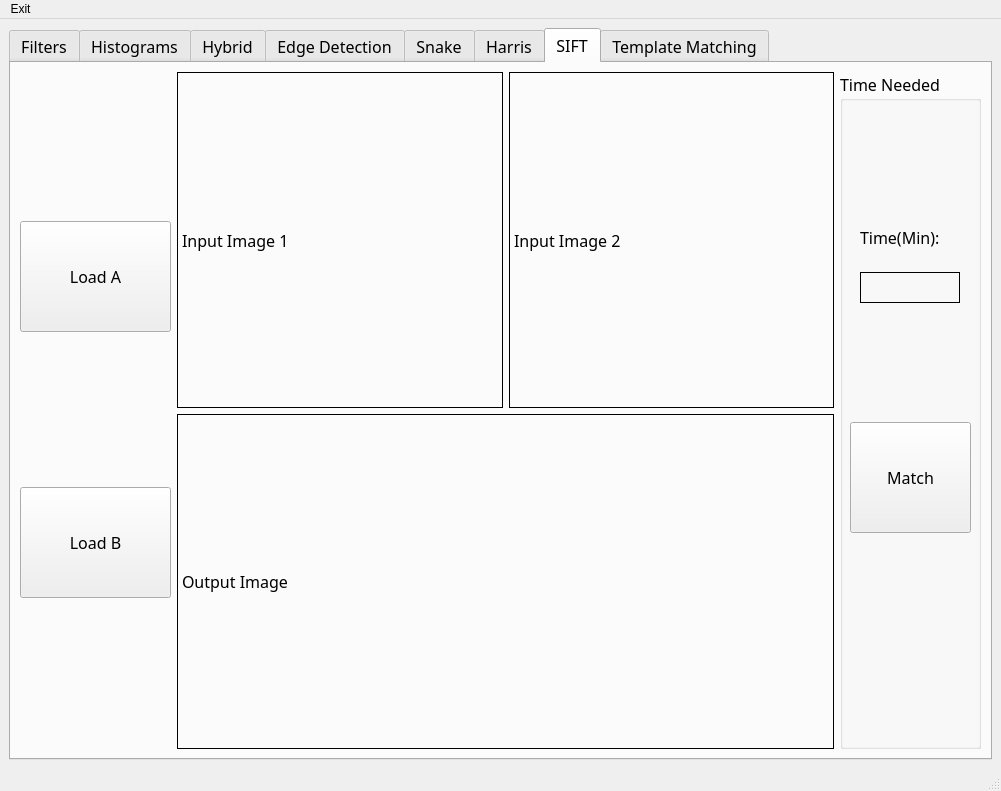
This is Task3/ImageView.ui in mennahamdy33/CV as Qt 5 draws it before an edit. The edited form follows.
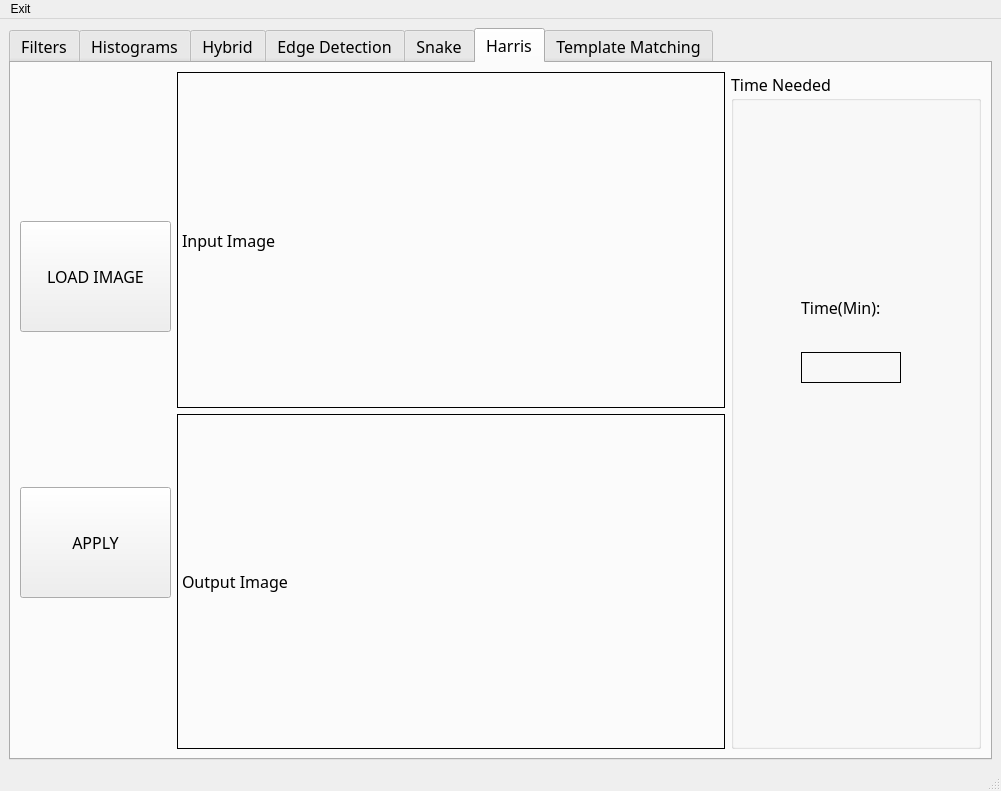
This is the edited form. The open tabs and pages were chosen to show the change. Custom widgets are drawn as their Qt base class.

```diff
--- a/Task3/ImageView.ui
+++ b/Task3/ImageView.ui
@@ -1068,243 +1068,15 @@
         </item>
        </layout>
       </widget>
-      <widget class="QWidget" name="sift">
-       <attribute name="title">
-        <string>SIFT</string>
-       </attribute>
-       <layout class="QGridLayout" name="gridLayout_8">
-        <item row="0" column="0">
-         <layout class="QHBoxLayout" name="horizontalLayout_19">
-          <item>
-           <layout class="QHBoxLayout" name="horizontalLayout_18">
-            <item>
-             <layout class="QVBoxLayout" name="verticalLayout_9">
-              <item>
-               <widget class="QPushButton" name="Load1Tab7">
-                <property name="sizePolicy">
-                 <sizepolicy hsizetype="Fixed" vsizetype="Fixed">
-                  <horstretch>0</horstretch>
-                  <verstretch>0</verstretch>
-                 </sizepolicy>
-                </property>
-                <property name="minimumSize">
-                 <size>
-                  <width>151</width>
-                  <height>111</height>
-                 </size>
-                </property>
-                <property name="maximumSize">
-                 <size>
-                  <width>151</width>
-                  <height>111</height>
-                 </size>
-                </property>
-                <property name="text">
-                 <string>Load A</string>
-                </property>
-               </widget>
-              </item>
-              <item>
-               <widget class="QPushButton" name="Load2Tab7">
-                <property name="sizePolicy">
-                 <sizepolicy hsizetype="Fixed" vsizetype="Fixed">
-                  <horstretch>0</horstretch>
-                  <verstretch>0</verstretch>
-                 </sizepolicy>
-                </property>
-                <property name="minimumSize">
-                 <size>
-                  <width>151</width>
-                  <height>111</height>
-                 </size>
-                </property>
-                <property name="maximumSize">
-                 <size>
-                  <width>151</width>
-                  <height>111</height>
-                 </size>
-                </property>
-                <property name="text">
-                 <string>Load B</string>
-                </property>
-               </widget>
-              </item>
-             </layout>
-            </item>
-            <item>
-             <layout class="QVBoxLayout" name="verticalLayout_10">
-              <item>
-               <layout class="QHBoxLayout" name="horizontalLayout_17">
-                <item>
-                 <widget class="QLabel" name="Input1Tab7">
-                  <property name="frameShape">
-                   <enum>QFrame::Box</enum>
-                  </property>
-                  <property name="text">
-                   <string>Input Image 1</string>
-                  </property>
-                 </widget>
-                </item>
-                <item>
-                 <widget class="QLabel" name="Input2Tab7">
-                  <property name="frameShape">
-                   <enum>QFrame::Box</enum>
-                  </property>
-                  <property name="text">
-                   <string>Input Image 2</string>
-                  </property>
-                 </widget>
-                </item>
-               </layout>
-              </item>
-              <item>
-               <widget class="QLabel" name="OutputTab7">
-                <property name="frameShape">
-                 <enum>QFrame::Box</enum>
-                </property>
-                <property name="text">
-                 <string>Output Image</string>
-                </property>
-               </widget>
-              </item>
-             </layout>
-            </item>
-           </layout>
-          </item>
-          <item>
-           <widget class="QGroupBox" name="groupBox_3">
-            <property name="sizePolicy">
-             <sizepolicy hsizetype="Fixed" vsizetype="Preferred">
-              <horstretch>0</horstretch>
-              <verstretch>0</verstretch>
-             </sizepolicy>
-            </property>
-            <property name="minimumSize">
-             <size>
-              <width>141</width>
-              <height>0</height>
-             </size>
-            </property>
-            <property name="maximumSize">
-             <size>
-              <width>141</width>
-              <height>16777215</height>
-             </size>
-            </property>
-            <property name="title">
-             <string>Time Needed</string>
-            </property>
-            <widget class="QLabel" name="label_6">
-             <property name="geometry">
-              <rect>
-               <x>20</x>
-               <y>150</y>
-               <width>121</width>
-               <height>31</height>
-              </rect>
-             </property>
-             <property name="sizePolicy">
-              <sizepolicy hsizetype="Fixed" vsizetype="Expanding">
-               <horstretch>0</horstretch>
-               <verstretch>0</verstretch>
-              </sizepolicy>
-             </property>
-             <property name="minimumSize">
-              <size>
-               <width>121</width>
-               <height>0</height>
-              </size>
-             </property>
-             <property name="maximumSize">
-              <size>
-               <width>121</width>
-               <height>31</height>
-              </size>
-             </property>
-             <property name="text">
-              <string>Time(Min):</string>
-             </property>
-            </widget>
-            <widget class="QLabel" name="TimeTab7">
-             <property name="geometry">
-              <rect>
-               <x>20</x>
-               <y>200</y>
-               <width>100</width>
-               <height>31</height>
-              </rect>
-             </property>
-             <property name="sizePolicy">
-              <sizepolicy hsizetype="Fixed" vsizetype="Fixed">
-               <horstretch>0</horstretch>
-               <verstretch>0</verstretch>
-              </sizepolicy>
-             </property>
-             <property name="minimumSize">
-              <size>
-               <width>100</width>
-               <height>31</height>
-              </size>
-             </property>
-             <property name="maximumSize">
-              <size>
-               <width>100</width>
-               <height>31</height>
-              </size>
-             </property>
-             <property name="frameShape">
-              <enum>QFrame::Box</enum>
-             </property>
-             <property name="text">
-              <string/>
-             </property>
-            </widget>
-            <widget class="QPushButton" name="Match">
-             <property name="geometry">
-              <rect>
-               <x>10</x>
-               <y>350</y>
-               <width>121</width>
-               <height>111</height>
-              </rect>
-             </property>
-             <property name="sizePolicy">
-              <sizepolicy hsizetype="Fixed" vsizetype="Fixed">
-               <horstretch>0</horstretch>
-               <verstretch>0</verstretch>
-              </sizepolicy>
-             </property>
-             <property name="minimumSize">
-              <size>
-               <width>121</width>
-               <height>111</height>
-              </size>
-             </property>
-             <property name="maximumSize">
-              <size>
-               <width>121</width>
-               <height>111</height>
-              </size>
-             </property>
-             <property name="text">
-              <string>Match</string>
-             </property>
-            </widget>
-           </widget>
-          </item>
-         </layout>
-        </item>
-       </layout>
-      </widget>
       <widget class="QWidget" name="tab_4">
        <attribute name="title">
         <string>Template Matching</string>
        </attribute>
-       <layout class="QGridLayout" name="gridLayout_10">
+       <layout class="QGridLayout" name="gridLayout_8">
         <item row="0" column="0">
-         <layout class="QHBoxLayout" name="horizontalLayout_23">
+         <layout class="QHBoxLayout" name="horizontalLayout_17">
           <item>
-           <layout class="QVBoxLayout" name="verticalLayout_13">
+           <layout class="QVBoxLayout" name="verticalLayout_9">
             <item>
              <widget class="QPushButton" name="load1Tab8">
               <property name="sizePolicy">
```
Left out of the diff: 56 changed lines with no effect on the pictures.
